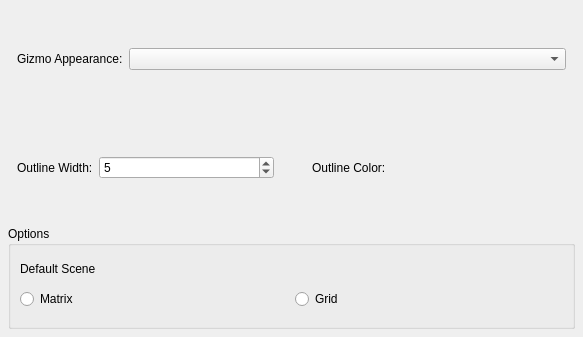
Above: src/dialogs/preferences/worldsettings.ui from jahshaka/Studio before the change. Below: the same form after it.
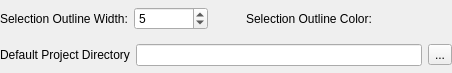
That is the form after the change. Icons and pictures are not drawn. Custom widgets are drawn as their Qt base class.

Commit message: Remove unused options from preferences, add default path

```diff
--- a/src/dialogs/preferences/worldsettings.ui
+++ b/src/dialogs/preferences/worldsettings.ui
@@ -6,97 +6,28 @@
    <rect>
     <x>0</x>
     <y>0</y>
-    <width>583</width>
-    <height>337</height>
+    <width>452</width>
+    <height>73</height>
    </rect>
   </property>
-  <property name="sizePolicy">
-   <sizepolicy hsizetype="Fixed" vsizetype="Fixed">
-    <horstretch>0</horstretch>
-    <verstretch>0</verstretch>
-   </sizepolicy>
-  </property>
-  <property name="minimumSize">
-   <size>
-    <width>583</width>
-    <height>337</height>
-   </size>
-  </property>
-  <property name="maximumSize">
-   <size>
-    <width>583</width>
-    <height>16777215</height>
-   </size>
-  </property>
   <property name="windowTitle">
    <string>Form</string>
   </property>
-  <layout class="QVBoxLayout" name="verticalLayout_2">
-   <property name="spacing">
-    <number>6</number>
-   </property>
+  <layout class="QVBoxLayout" name="verticalLayout">
    <property name="leftMargin">
-    <number>8</number>
+    <number>0</number>
    </property>
    <property name="topMargin">
-    <number>8</number>
+    <number>0</number>
    </property>
    <property name="rightMargin">
-    <number>8</number>
+    <number>0</number>
    </property>
    <property name="bottomMargin">
-    <number>8</number>
+    <number>0</number>
    </property>
    <item>
-    <widget class="QWidget" name="widget" native="true">
-     <property name="sizePolicy">
-      <sizepolicy hsizetype="Preferred" vsizetype="Preferred">
-       <horstretch>0</horstretch>
-       <verstretch>0</verstretch>
-      </sizepolicy>
-     </property>
-     <layout class="QGridLayout" name="gridLayout">
-      <item row="0" column="0">
-       <layout class="QHBoxLayout" name="horizontalLayout_2">
-        <item>
-         <widget class="QLabel" name="label_2">
-          <property name="sizePolicy">
-           <sizepolicy hsizetype="Fixed" vsizetype="Preferred">
-            <horstretch>0</horstretch>
-            <verstretch>0</verstretch>
-           </sizepolicy>
-          </property>
-          <property name="text">
-           <string>Gizmo Appearance:</string>
-          </property>
-         </widget>
-        </item>
-        <item>
-         <widget class="QComboBox" name="comboBox">
-          <property name="minimumSize">
-           <size>
-            <width>200</width>
-            <height>0</height>
-           </size>
-          </property>
-          <property name="styleSheet">
-           <string notr="true"/>
-          </property>
-          <property name="currentText">
-           <string/>
-          </property>
-         </widget>
-        </item>
-       </layout>
-      </item>
-     </layout>
-    </widget>
-   </item>
-   <item>
-    <widget class="QWidget" name="widget_2" native="true">
-     <layout class="QVBoxLayout" name="verticalLayout_3">
-      <item>
-       <layout class="QHBoxLayout" name="horizontalLayout_4">
+    <layout class="QHBoxLayout" name="horizontalLayout_3">
         <item>
          <widget class="QLabel" name="label_3">
           <property name="sizePolicy">
@@ -106,7 +37,7 @@
            </sizepolicy>
           </property>
           <property name="text">
-           <string>Outline Width:</string>
+        <string>Selection Outline Width:</string>
           </property>
          </widget>
         </item>
@@ -145,7 +76,7 @@
            </sizepolicy>
           </property>
           <property name="text">
-           <string>Outline Color:</string>
+        <string>Selection Outline Color:</string>
           </property>
          </widget>
         </item>
@@ -167,90 +98,28 @@
         </item>
        </layout>
       </item>
-     </layout>
-    </widget>
-   </item>
-   <item>
-    <widget class="QGroupBox" name="groupBox">
-     <property name="styleSheet">
-      <string notr="true">QGroupBox {
-border-color: rgb(54, 54, 54);
-}</string>
-     </property>
-     <property name="title">
-      <string>Options</string>
-     </property>
-     <property name="flat">
-      <bool>false</bool>
-     </property>
-     <property name="checkable">
-      <bool>false</bool>
-     </property>
-     <layout class="QVBoxLayout" name="verticalLayout">
-      <item>
-       <widget class="QLabel" name="label">
-        <property name="sizePolicy">
-         <sizepolicy hsizetype="Preferred" vsizetype="Fixed">
-          <horstretch>0</horstretch>
-          <verstretch>0</verstretch>
-         </sizepolicy>
-        </property>
-        <property name="text">
-         <string>Default Scene</string>
-        </property>
-       </widget>
-      </item>
       <item>
        <layout class="QHBoxLayout" name="horizontalLayout">
         <item>
-         <widget class="QRadioButton" name="matrixRadio">
+      <widget class="QLabel" name="label">
           <property name="text">
-           <string>Matrix</string>
-          </property>
-          <property name="icon">
-           <iconset>
-            <normaloff>:/icons/matrix.png</normaloff>:/icons/matrix.png</iconset>
-          </property>
-          <property name="iconSize">
-           <size>
-            <width>100</width>
-            <height>100</height>
-           </size>
-          </property>
-          <property name="autoRepeat">
-           <bool>false</bool>
-          </property>
+        <string>Default Project Directory</string>
+       </property>
          </widget>
         </item>
         <item>
-         <widget class="QRadioButton" name="gridRadio">
+      <widget class="QLineEdit" name="projectDefault"/>
+     </item>
+     <item>
+      <widget class="QToolButton" name="browseProject">
           <property name="text">
-           <string>Grid</string>
-          </property>
-          <property name="icon">
-           <iconset>
-            <normaloff>:/icons/grid.png</normaloff>:/icons/grid.png</iconset>
-          </property>
-          <property name="iconSize">
-           <size>
-            <width>100</width>
-            <height>100</height>
-           </size>
-          </property>
-          <property name="autoRepeat">
-           <bool>false</bool>
-          </property>
+        <string>...</string>
+       </property>
          </widget>
         </item>
        </layout>
       </item>
      </layout>
-    </widget>
-   </item>
-  </layout>
-  <zorder>groupBox</zorder>
-  <zorder>widget</zorder>
-  <zorder>widget_2</zorder>
  </widget>
  <customwidgets>
   <customwidget>
```
Lines whose indentation alone changed are shown as unchanged. The commit also changes 2 other files.
